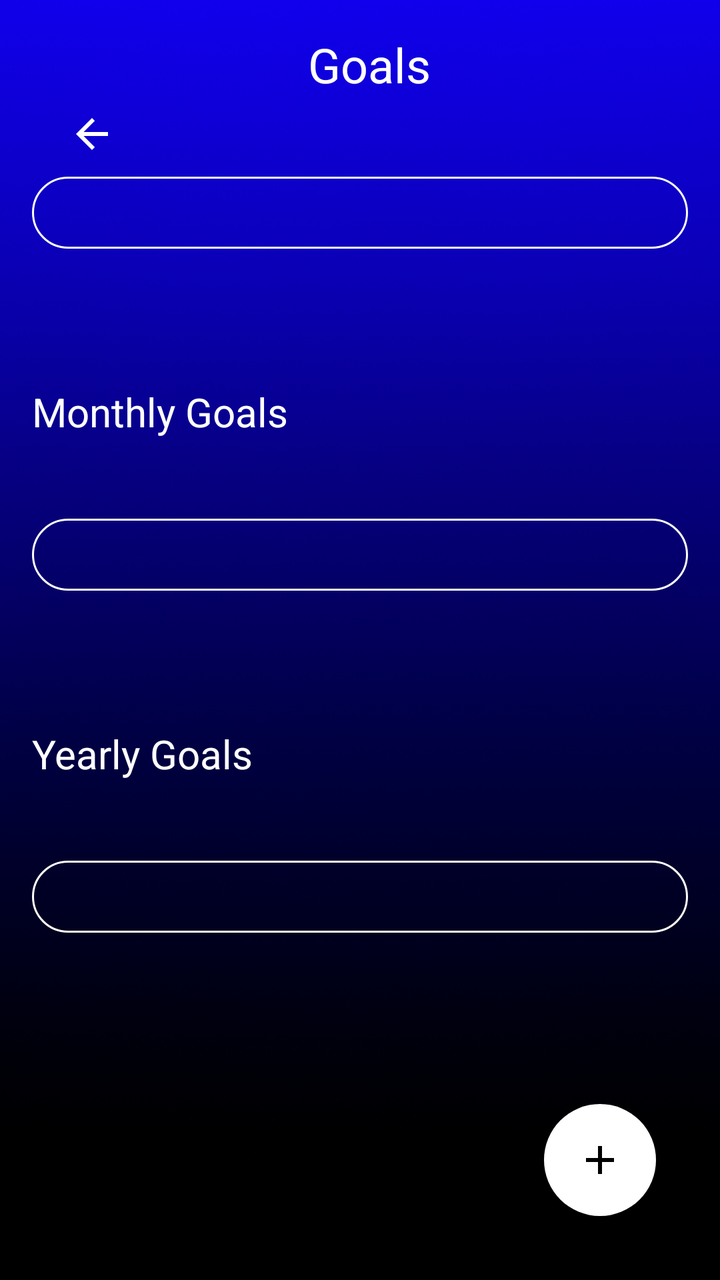
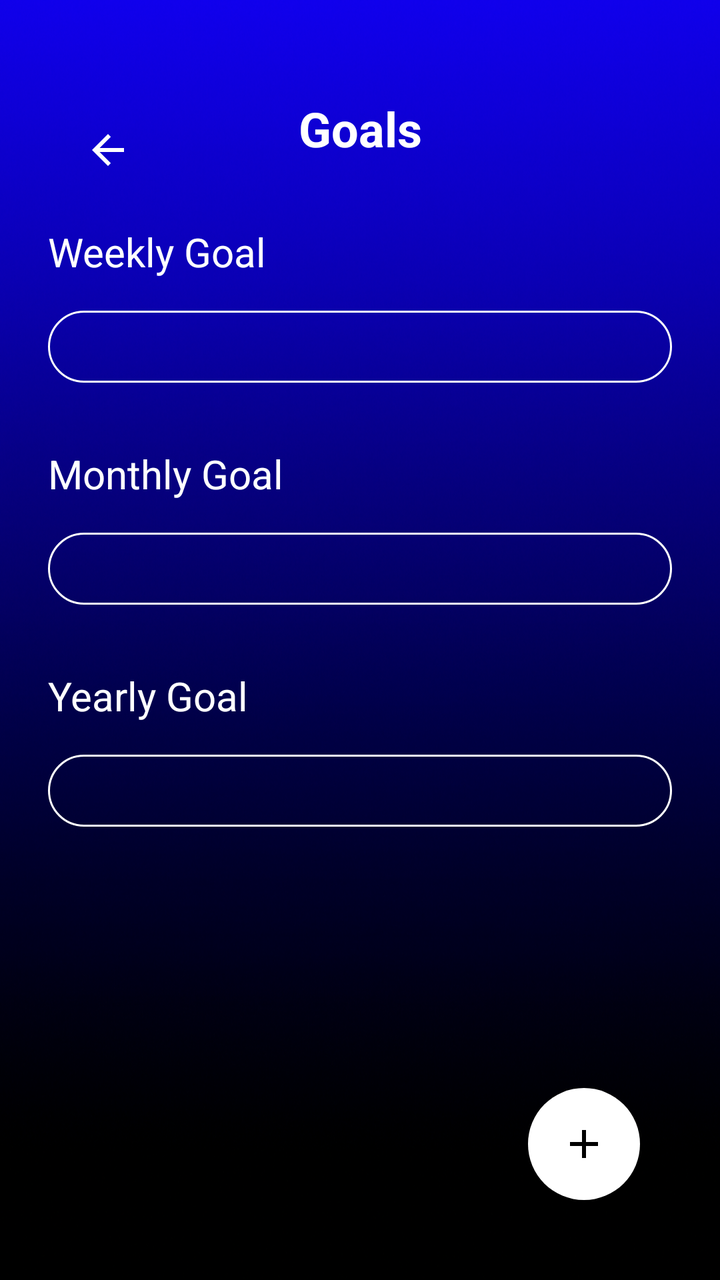

An Android layout rendered at two revisions. The XML below is the earlier revision; the diff shows what the commit changed to produce the second picture.
<!-- AndroidManifest.xml: application theme Theme.CashUp -->
<!-- res/layout/goals.xml -->
<?xml version="1.0" encoding="utf-8"?>
<androidx.constraintlayout.widget.ConstraintLayout xmlns:android="http://schemas.android.com/apk/res/android"
    xmlns:app="http://schemas.android.com/apk/res-auto"
    xmlns:tools="http://schemas.android.com/tools"
    android:layout_width="match_parent"
    android:layout_height="match_parent"
    android:background="@drawable/background"
    android:padding="16dp">

    

    

    

    <ImageButton
        android:id="@+id/backButton"
        android:layout_width="60dp"
        android:layout_height="54dp"
        android:layout_marginTop="24dp"
        android:background="?attr/selectableItemBackgroundBorderless"
        android:contentDescription="@string/back"
        android:onClick="onBackButtonClick"
        android:src="@drawable/ic_arrow_back"
        app:layout_constraintStart_toStartOf="parent"
        app:layout_constraintTop_toTopOf="parent" />

    <TextView
        android:id="@+id/label_weekly"
        android:layout_width="379dp"
        android:layout_height="wrap_content"
        android:text="                       Goals"
        android:textColor="@android:color/white"
        android:textSize="24sp"
        tools:layout_editor_absoluteX="24dp"
        tools:layout_editor_absoluteY="154dp" />

    <Spinner
        android:id="@+id/spinner_weekly"
        android:layout_width="0dp"
        android:layout_height="wrap_content"
        android:layout_marginTop="40dp"
        android:background="@drawable/rounded_corner"
        android:padding="18dp"
        android:prompt="@string/weekly_goals_prompt"
        android:spinnerMode="dropdown"
        app:layout_constraintEnd_toEndOf="parent"
        app:layout_constraintHorizontal_bias="0.0"
        app:layout_constraintStart_toStartOf="parent"
        app:layout_constraintTop_toBottomOf="@id/label_weekly" />

    

    

    <TextView
        android:id="@+id/label_monthly"
        android:layout_width="0dp"
        android:layout_height="wrap_content"
        android:layout_marginTop="68dp"
        android:text="Monthly Goals"
        android:textColor="@android:color/white"
        android:textSize="20sp"
        app:layout_constraintEnd_toEndOf="parent"
        app:layout_constraintHorizontal_bias="0.0"
        app:layout_constraintStart_toStartOf="parent"
        app:layout_constraintTop_toBottomOf="@id/spinner_weekly" />

    <Spinner
        android:id="@+id/spinner_monthly"
        android:layout_width="0dp"
        android:layout_height="wrap_content"
        android:layout_marginTop="40dp"
        android:background="@drawable/rounded_corner"
        android:padding="18dp"
        android:prompt="@string/monthly_goals_prompt"
        android:spinnerMode="dropdown"
        app:layout_constraintEnd_toEndOf="parent"
        app:layout_constraintHorizontal_bias="0.0"
        app:layout_constraintStart_toStartOf="parent"
        app:layout_constraintTop_toBottomOf="@id/label_monthly" />

    <TextView
        android:id="@+id/label_yearly"
        android:layout_width="0dp"
        android:layout_height="wrap_content"
        android:layout_marginTop="68dp"
        android:text="Yearly Goals"
        android:textColor="@android:color/white"
        android:textSize="20sp"
        app:layout_constraintEnd_toEndOf="parent"
        app:layout_constraintHorizontal_bias="0.0"
        app:layout_constraintStart_toStartOf="parent"
        app:layout_constraintTop_toBottomOf="@id/spinner_monthly" />

    <Spinner
        android:id="@+id/spinner_yearly"
        android:layout_width="0dp"
        android:layout_height="wrap_content"
        android:layout_marginTop="40dp"
        android:background="@drawable/rounded_corner"
        android:padding="18dp"
        android:prompt="@string/yearly_goals_prompt"
        android:spinnerMode="dropdown"
        app:layout_constraintEnd_toEndOf="parent"
        app:layout_constraintHorizontal_bias="0.0"
        app:layout_constraintStart_toStartOf="parent"
        app:layout_constraintTop_toBottomOf="@id/label_yearly" />


    <ImageButton
        android:id="@+id/add_goal_button"
        android:layout_width="56dp"
        android:layout_height="56dp"
        android:layout_margin="16dp"
        android:background="@drawable/rounded_fab_white"
        android:contentDescription="@string/add_goal"
        android:src="@drawable/ic_add"
        app:layout_constraintBottom_toBottomOf="parent"
        app:layout_constraintEnd_toEndOf="parent" />

</androidx.constraintlayout.widget.ConstraintLayout>
<!-- resources referenced by this layout -->
<resources>
  <!-- drawable background: png bitmap (drawable, 768113 bytes) -->
  <!-- drawable ic_add (drawable) -->
  <vector xmlns:android="http://schemas.android.com/apk/res/android"
      android:width="24dp"
      android:height="24dp"
      android:viewportWidth="24"
      android:viewportHeight="24">
      <path
          android:fillColor="#000000"
          android:pathData="M19,13H13v6h-2v-6H5v-2h6V5h2v6h6v2z"/>
  </vector>
  <!-- drawable ic_arrow_back (drawable) -->
  <vector xmlns:android="http://schemas.android.com/apk/res/android"
      android:width="24dp"
      android:height="24dp"
      android:viewportWidth="24"
      android:viewportHeight="24">
      <path
          android:fillColor="#FFFFFF"
          android:pathData="M20,11H7.83l5.59,-5.59L12,4l-8,8 8,8 1.41,-1.41L7.83,13H20v-2z"/>
  </vector>
  <!-- drawable rounded_corner (drawable) -->
  <?xml version="1.0" encoding="utf-8"?>
  <shape xmlns:android="http://schemas.android.com/apk/res/android"
      android:shape="rectangle"
      >
  <corners
          android:radius="24dp"/>
      <stroke
          android:width="1dp"
              android:color="@color/white" />
  </shape>
  <!-- drawable rounded_fab_white (drawable) -->
  <shape xmlns:android="http://schemas.android.com/apk/res/android"
      android:shape="oval">
      <solid android:color="@android:color/white"/>
  </shape>
  <string name="add_goal">Add Goal</string>
  <string name="back">Back</string>
  <string name="monthly_goals_prompt">Select a monthly category</string>
  <string name="weekly_goals_prompt">Select a weekly category</string>
  <string name="yearly_goals_prompt">Select a yearly category</string>
  <style name="Theme.CashUp" parent="Base.Theme.CashUp" />
  <color name="white">#FFFFFFFF</color>
  <style name="Base.Theme.CashUp" parent="Theme.Material3.DayNight.NoActionBar">
  
      </style>
</resources>

<!-- the commit's change to res/layout/goals.xml (unified diff, before → after) -->
@@ -1,18 +1,13 @@
 <?xml version="1.0" encoding="utf-8"?>
-<androidx.constraintlayout.widget.ConstraintLayout xmlns:android="http://schemas.android.com/apk/res/android"
+<androidx.constraintlayout.widget.ConstraintLayout
+    xmlns:android="http://schemas.android.com/apk/res/android"
     xmlns:app="http://schemas.android.com/apk/res-auto"
-    xmlns:tools="http://schemas.android.com/tools"
     android:layout_width="match_parent"
     android:layout_height="match_parent"
     android:background="@drawable/background"
-    android:padding="16dp">
+    android:padding="24dp">
 
     
-
-    
-
-    
-
     <ImageButton
         android:id="@+id/backButton"
         android:layout_width="60dp"
@@ -20,102 +15,117 @@
         android:layout_marginTop="24dp"
         android:background="?attr/selectableItemBackgroundBorderless"
         android:contentDescription="@string/back"
-        android:onClick="onBackButtonClick"
         android:src="@drawable/ic_arrow_back"
         app:layout_constraintStart_toStartOf="parent"
         app:layout_constraintTop_toTopOf="parent" />
 
+    
+    <TextView
+        android:id="@+id/textView4"
+        android:layout_width="wrap_content"
+        android:layout_height="wrap_content"
+        android:text="Goals"
+        android:textColor="@android:color/white"
+        android:textSize="24sp"
+        android:textStyle="bold"
+        app:layout_constraintTop_toTopOf="parent"
+        app:layout_constraintStart_toStartOf="parent"
+        app:layout_constraintEnd_toEndOf="parent"
+        android:layout_marginTop="24dp" />
+
+    
     <TextView
         android:id="@+id/label_weekly"
-        android:layout_width="379dp"
+        android:layout_width="0dp"
         android:layout_height="wrap_content"
-        android:text="                       Goals"
+        android:text="Weekly Goal"
         android:textColor="@android:color/white"
-        android:textSize="24sp"
-        tools:layout_editor_absoluteX="24dp"
-        tools:layout_editor_absoluteY="154dp" />
+        android:textSize="20sp"
+        android:gravity="start"
+        app:layout_constraintTop_toBottomOf="@id/textView4"
+        app:layout_constraintStart_toStartOf="parent"
+        app:layout_constraintEnd_toEndOf="parent"
+        android:layout_marginTop="32dp" />
 
+    
     <Spinner
         android:id="@+id/spinner_weekly"
         android:layout_width="0dp"
         android:layout_height="wrap_content"
-        android:layout_marginTop="40dp"
+        android:layout_marginTop="16dp"
         android:background="@drawable/rounded_corner"
         android:padding="18dp"
         android:prompt="@string/weekly_goals_prompt"
         android:spinnerMode="dropdown"
-        app:layout_constraintEnd_toEndOf="parent"
-        app:layout_constraintHorizontal_bias="0.0"
+        app:layout_constraintTop_toBottomOf="@id/label_weekly"
         app:layout_constraintStart_toStartOf="parent"
-        app:layout_constraintTop_toBottomOf="@id/label_weekly" />
+        app:layout_constraintEnd_toEndOf="parent" />
 
     
-
-    
-
     <TextView
         android:id="@+id/label_monthly"
         android:layout_width="0dp"
         android:layout_height="wrap_content"
-        android:layout_marginTop="68dp"
-        android:text="Monthly Goals"
+        android:text="Monthly Goal"
         android:textColor="@android:color/white"
         android:textSize="20sp"
+        android:gravity="start"
+        app:layout_constraintTop_toBottomOf="@id/spinner_weekly"
+        app:layout_constraintStart_toStartOf="parent"
         app:layout_constraintEnd_toEndOf="parent"
-        app:layout_constraintHorizontal_bias="0.0"
-        app:layout_constraintStart_toStartOf="parent"
-        app:layout_constraintTop_toBottomOf="@id/spinner_weekly" />
+        android:layout_marginTop="32dp" />
 
+    
     <Spinner
         android:id="@+id/spinner_monthly"
         android:layout_width="0dp"
         android:layout_height="wrap_content"
-        android:layout_marginTop="40dp"
+        android:layout_marginTop="16dp"
         android:background="@drawable/rounded_corner"
         android:padding="18dp"
         android:prompt="@string/monthly_goals_prompt"
         android:spinnerMode="dropdown"
-        app:layout_constraintEnd_toEndOf="parent"
-        app:layout_constraintHorizontal_bias="0.0"
+        app:layout_constraintTop_toBottomOf="@id/label_monthly"
         app:layout_constraintStart_toStartOf="parent"
-        app:layout_constraintTop_toBottomOf="@id/label_monthly" />
+        app:layout_constraintEnd_toEndOf="parent" />
 
+    
     <TextView
         android:id="@+id/label_yearly"
         android:layout_width="0dp"
         android:layout_height="wrap_content"
-        android:layout_marginTop="68dp"
-        android:text="Yearly Goals"
+        android:text="Yearly Goal"
         android:textColor="@android:color/white"
         android:textSize="20sp"
+        android:gravity="start"
+        app:layout_constraintTop_toBottomOf="@id/spinner_monthly"
+        app:layout_constraintStart_toStartOf="parent"
         app:layout_constraintEnd_toEndOf="parent"
-        app:layout_constraintHorizontal_bias="0.0"
-        app:layout_constraintStart_toStartOf="parent"
-        app:layout_constraintTop_toBottomOf="@id/spinner_monthly" />
+        android:layout_marginTop="32dp" />
 
+    
     <Spinner
         android:id="@+id/spinner_yearly"
         android:layout_width="0dp"
         android:layout_height="wrap_content"
-        android:layout_marginTop="40dp"
+        android:layout_marginTop="16dp"
         android:background="@drawable/rounded_corner"
         android:padding="18dp"
         android:prompt="@string/yearly_goals_prompt"
         android:spinnerMode="dropdown"
-        app:layout_constraintEnd_toEndOf="parent"
-        app:layout_constraintHorizontal_bias="0.0"
+        app:layout_constraintTop_toBottomOf="@id/label_yearly"
         app:layout_constraintStart_toStartOf="parent"
-        app:layout_constraintTop_toBottomOf="@id/label_yearly" />
+        app:layout_constraintEnd_toEndOf="parent" />
 
-
+    
     <ImageButton
         android:id="@+id/add_goal_button"
         android:layout_width="56dp"
         android:layout_height="56dp"
-        android:layout_margin="16dp"
         android:background="@drawable/rounded_fab_white"
         android:contentDescription="@string/add_goal"
         android:src="@drawable/ic_add"
+        android:layout_margin="16dp"
         app:layout_constraintBottom_toBottomOf="parent"
         app:layout_constraintEnd_toEndOf="parent" />
 
